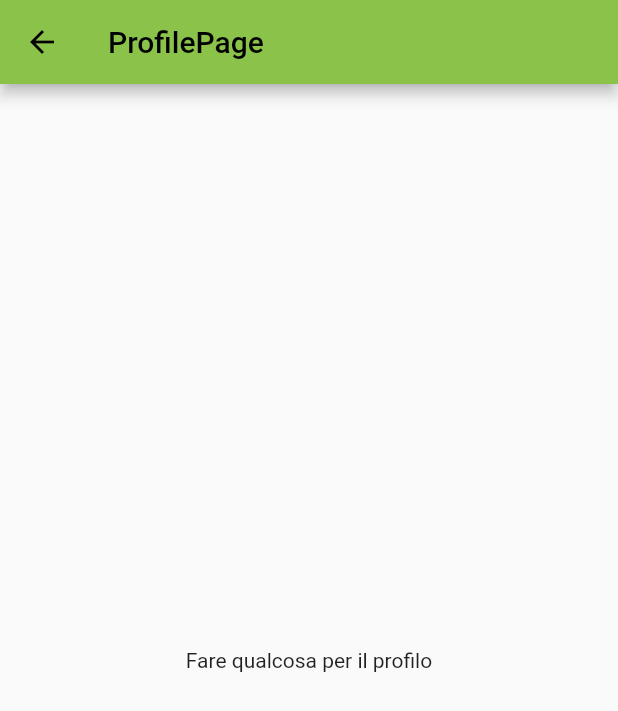
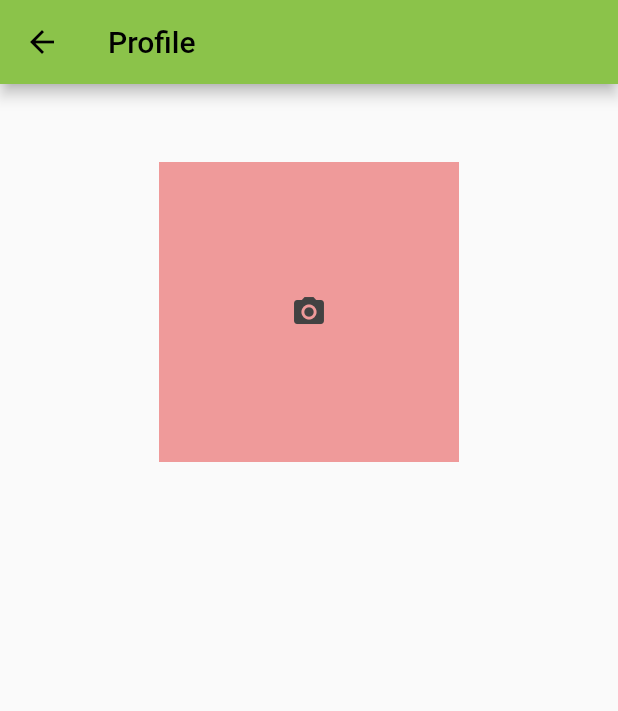
Before and after one commit to mariobon99/progetto_biomedical_wearable, a Flutter app: the ProfilePage screen opened directly, on a phone screen of 412 x 824 dp. Shown: the top 711 px of the screen. Run offline on Flutter 3.47's test engine with Material 2 defaults, Android fonts, the phone set to English and light mode, and no system bars; our stand-ins replace image_picker.

Commit message:
aggiunta possibilità di usare fotocamera profilo

```diff
--- a/lib/screens/LoginPage.dart
+++ b/lib/screens/LoginPage.dart
@@ -5,7 +5,7 @@ import 'package:progetto_wearable/screens/MainPagewithNavBar.dart';
 class LoginPage extends StatelessWidget {
   LoginPage({Key? key}) : super(key: key);
 
-  static const routename = 'LoginPage';
+  static const routename = 'Padova Sostenibile';
   final usernameController = TextEditingController();
   final passwordController = TextEditingController();
 
@@ -19,6 +19,7 @@ class LoginPage extends StatelessWidget {
     return Scaffold(
         appBar: AppBar(
           title: Text(LoginPage.routename),
+          centerTitle: true,
         ),
         body: Center(
           child: Column(
--- a/lib/screens/ProfilePage.dart
+++ b/lib/screens/ProfilePage.dart
@@ -1,21 +1,73 @@
+import 'dart:io';
+
 import 'package:flutter/material.dart';
+import 'package:image_picker/image_picker.dart';
 
-class ProfilePage extends StatelessWidget {
-  const ProfilePage({Key? key}) : super(key: key);
+class ProfilePage extends StatefulWidget {
+  ProfilePage({Key? key}) : super(key: key);
 
-  static const routename = 'ProfilePage';
+  @override
+  _ProfilePageState createState() => _ProfilePageState();
+}
+
+class _ProfilePageState extends State<ProfilePage> {
+  var _image;
+  var imagePicker;
+  var type;
+
+  @override
+  void initState() {
+    super.initState();
+    imagePicker = ImagePicker();
+  }
 
   @override
   Widget build(BuildContext context) {
-    //print('${CalendarPage.routename} built');
     return Scaffold(
-      appBar: AppBar(
-        title: Text(ProfilePage.routename),
+      appBar: AppBar(title: Text('Profile')),
+      body: Column(
+        children: <Widget>[
+          SizedBox(
+            height: 52,
+          ),
+          Center(
+            child: GestureDetector(
+              onTap: () async {
+                var source = ImageSource.camera;
+
+                XFile image = await imagePicker.pickImage(
+                    source: source,
+                    imageQuality: 50,
+                    preferredCameraDevice: CameraDevice.front);
+                setState(() {
+                  _image = File(image.path);
+                });
+              },
+              child: Container(
+                width: 200,
+                height: 200,
+                decoration: BoxDecoration(color: Colors.red[200]),
+                child: _image != null
+                    ? Image.file(
+                        _image,
+                        width: 200.0,
+                        height: 200.0,
+                        fit: BoxFit.fitHeight,
+                      )
+                    : Container(
+                        decoration: BoxDecoration(color: Colors.red[200]),
+                        width: 200,
+                        height: 200,
+                        child: Icon(
+                          Icons.camera_alt,
+                          color: Colors.grey[800],
+                        ),
+                      ),
+              ),
+            ),
+          )
+        ],
       ),
-      body: Center(
-        child: Text('Fare qualcosa per il profilo'),
-            ),
-        );
-  } //build
-
-} //ProfilePage
+    );
+  }
+}
--- a/pubspec.yaml
+++ b/pubspec.yaml
@@ -35,6 +35,7 @@ dependencies:
   # The following adds the Cupertino Icons font to your application.
   # Use with the CupertinoIcons class for iOS style icons.
   cupertino_icons: ^1.0.2
+  image_picker: ^0.8.7+4
 
 dev_dependencies:
   flutter_test:
```
Also changed, not shown: lib/screens/MainPagewithNavBar.dart (+2 -6 lines), pubspec.lock, 3 other files.
